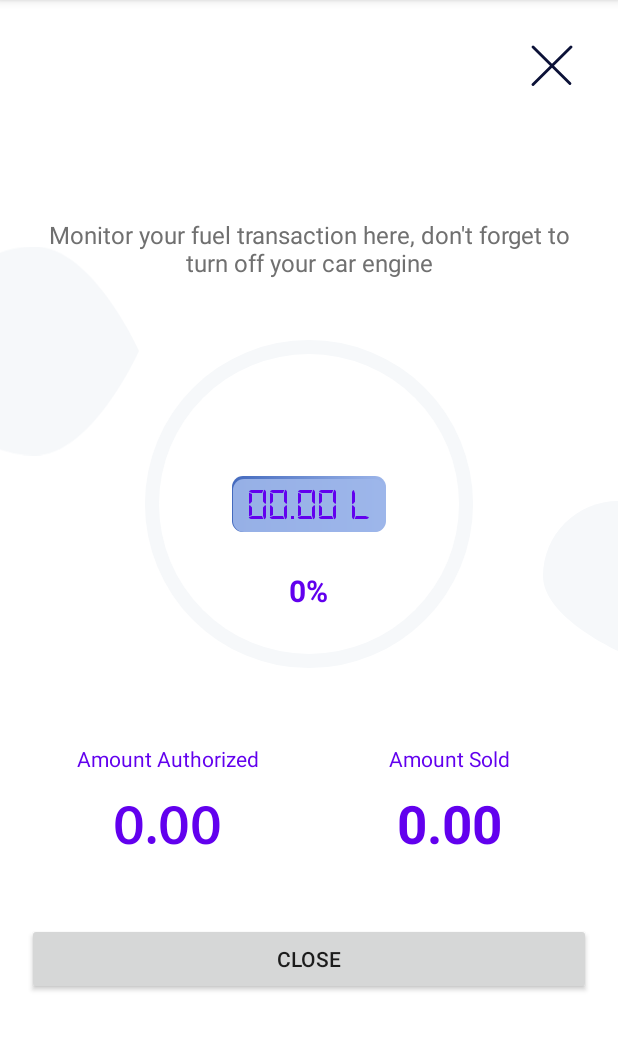
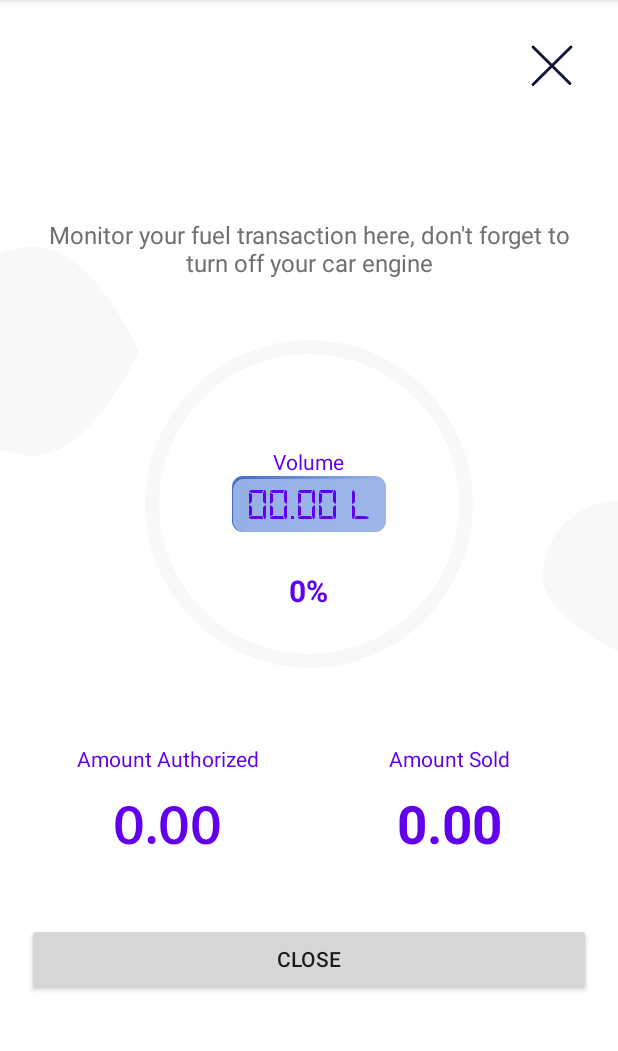
Before and after one commit to FuelMetrics/EpumpEfuelingLibrary, an Android app: the TransactionActivity screen opened directly, with no data from a screen before it, on a phone screen of 412 x 824 dp, the part 84-1135 px from its top. Run offline under Robolectric (Android 15) with nearby library versions, the phone set to English and light mode, and no system bars.

Commit message:
Update include; -Customizing the activity_transaction.xml -Added view for transaction amount -Added view for amount sold -Added view for volume sold

```diff
--- a/EfuelingLibrary/src/main/res/layout/activity_transaction.xml
+++ b/EfuelingLibrary/src/main/res/layout/activity_transaction.xml
@@ -84,6 +84,14 @@
                     android:layout_width="match_parent"
                     android:layout_height="match_parent"
                     android:layout_centerHorizontal="true"/>
+                <TextView
+                    android:layout_width="wrap_content"
+                    android:layout_height="wrap_content"
+                    android:text="Volume"
+                    android:textSize="14sp"
+                    android:textColor="@color/colorPrimary"
+                    android:layout_centerHorizontal="true"
+                    android:layout_above="@id/txtVolume"/>
 
                 <TextView
                     android:id="@+id/txtVolume"
```
